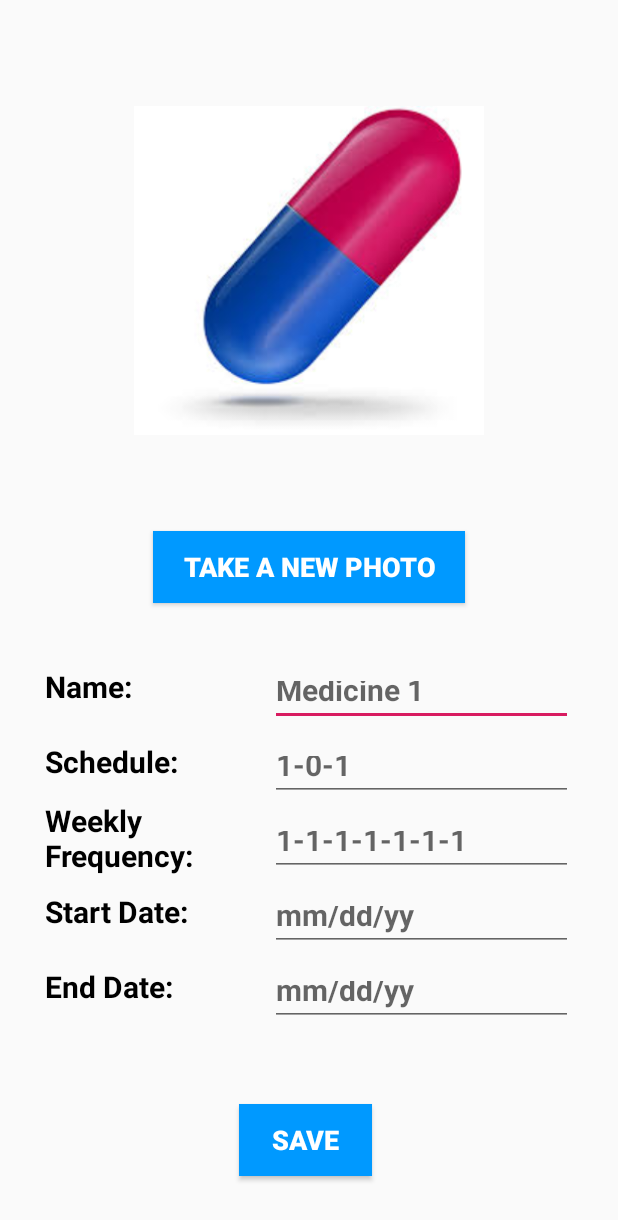
After one commit to JeetThakare/MediTime, an Android app: the medicineDetails screen opened directly, with no data from a screen before it, on a phone screen of 412 x 824 dp. The commit adds this screen. Shown: the top 1220 px of the screen. Run offline under Robolectric (Android 15) with nearby library versions, the phone set to English and light mode, and no system bars.

```diff
--- /dev/null
+++ b/app/src/main/assets/sharefonts.net.txt
@@ -0,0 +1 @@
+Free download fonts at http://sharefonts.net
--- /dev/null
+++ b/app/src/main/java/com/meditime/meditime/DrHome.java
@@ -0,0 +1,23 @@
+package com.meditime.meditime;
+
+import android.support.v7.app.AppCompatActivity;
+import android.os.Bundle;
+import android.widget.ListView;
+
+import com.google.firebase.auth.FirebaseAuth;
+import com.google.firebase.auth.FirebaseUser;
+
+public class DrHome extends AppCompatActivity {
+    private ListView listView;
+    private FirebaseAuth auth;
+    @Override
+    protected void onCreate(Bundle savedInstanceState) {
+        super.onCreate(savedInstanceState);
+        setContentView(R.layout.activity_dr_home);
+        auth = FirebaseAuth.getInstance();
+        FirebaseUser user = auth.getCurrentUser();
+        listView=(ListView)findViewById(R.id.listview);
+
+
+    }
+}
--- a/app/src/main/java/com/meditime/meditime/SplashActivity.java
+++ b/app/src/main/java/com/meditime/meditime/SplashActivity.java
@@ -1,17 +1,19 @@
 package com.meditime.meditime;
 
 import android.content.Intent;
+import android.graphics.Typeface;
 import android.support.v7.app.AppCompatActivity;
 import android.os.Bundle;
 import android.view.View;
 import android.widget.Button;
+import android.widget.TextView;
 import android.widget.Toast;
 
 import com.google.firebase.auth.FirebaseAuth;
 import com.google.firebase.auth.FirebaseUser;
 
 public class SplashActivity extends AppCompatActivity {
-
+    private TextView appName;
     private Button login;
     private Button signUp;
     private FirebaseAuth auth;
@@ -20,6 +22,9 @@ public class SplashActivity extends AppCompatActivity {
     protected void onCreate(Bundle savedInstanceState) {
         super.onCreate(savedInstanceState);
         setContentView(R.layout.activity_splash);
+        appName=(TextView) findViewById(R.id.textView);
+        Typeface type=Typeface.createFromAsset(getAssets(),"ComicSansMS3.ttf");
+        appName.setTypeface(type);
 
         auth = FirebaseAuth.getInstance();
         FirebaseUser user = auth.getCurrentUser();
--- /dev/null
+++ b/app/src/main/java/com/meditime/meditime/medicineDetails.java
@@ -0,0 +1,44 @@
+package com.meditime.meditime;
+
+import android.content.Intent;
+import android.graphics.Bitmap;
+import android.provider.MediaStore;
+import android.support.v7.app.AppCompatActivity;
+import android.os.Bundle;
+import android.view.View;
+import android.widget.Button;
+import android.widget.ImageView;
+
+public class medicineDetails extends AppCompatActivity {
+
+    Button photoBtn;
+    ImageView medicineImage;
+    private static final int REQUEST_IMAGE_CAPTURE = 101;
+
+    @Override
+    protected void onCreate(Bundle savedInstanceState) {
+        super.onCreate(savedInstanceState);
+        setContentView(R.layout.activity_medicine_details);
+        setTitle("Medicine Details");
+        photoBtn = (Button) findViewById(R.id.photoBtn);
+        medicineImage = (ImageView) findViewById(R.id.medicineIV);
+
+        photoBtn.setOnClickListener(new View.OnClickListener() {
+            @Override
+            public void onClick(View v) {
+                Intent intent = new Intent(MediaStore.ACTION_IMAGE_CAPTURE);
+                startActivityForResult(intent, REQUEST_IMAGE_CAPTURE);
+            }
+        });
+    }
+
+    @Override
+    protected void onActivityResult(int requestCode,int resultCode,Intent data){
+        if (requestCode==REQUEST_IMAGE_CAPTURE && resultCode==RESULT_OK){
+            Bundle extras=data.getExtras();
+            Bitmap bitmap= (Bitmap)extras.get("data");
+            medicineImage.setImageBitmap(bitmap);
+        }
+
+    }
+}
--- /dev/null
+++ b/app/src/main/res/layout/activity_dr_home.xml
@@ -0,0 +1,14 @@
+<?xml version="1.0" encoding="utf-8"?>
+<RelativeLayout xmlns:android="http://schemas.android.com/apk/res/android"
+    xmlns:app="http://schemas.android.com/apk/res-auto"
+    xmlns:tools="http://schemas.android.com/tools"
+    android:layout_width="match_parent"
+    android:layout_height="match_parent"
+    tools:context=".DrHome">
+
+
+    <ListView
+        android:id="@+id/listview"
+        android:layout_width="match_parent"
+        android:layout_height="match_parent" />
+</RelativeLayout>
--- /dev/null
+++ b/app/src/main/res/layout/activity_medicine_details.xml
@@ -0,0 +1,211 @@
+<?xml version="1.0" encoding="utf-8"?>
+<RelativeLayout xmlns:android="http://schemas.android.com/apk/res/android"
+    xmlns:app="http://schemas.android.com/apk/res-auto"
+    xmlns:tools="http://schemas.android.com/tools"
+    android:layout_width="match_parent"
+    android:layout_height="match_parent"
+    tools:context=".MedicineDetails">
+
+    <ImageView
+        android:id="@+id/medicineIV"
+        android:layout_width="match_parent"
+        android:layout_height="fill_parent"
+        android:layout_alignParentStart="true"
+        android:layout_alignParentTop="true"
+        android:layout_alignParentEnd="true"
+        android:layout_alignParentBottom="true"
+        android:layout_marginStart="89dp"
+        android:layout_marginTop="26dp"
+        android:layout_marginEnd="89dp"
+        android:layout_marginBottom="489dp"
+        app:srcCompat="@drawable/medicine" />
+
+    <Button
+        android:id="@+id/photoBtn"
+        android:layout_width="200dp"
+        android:layout_height="wrap_content"
+        android:layout_alignParentStart="true"
+        android:layout_alignParentEnd="true"
+        android:layout_alignParentBottom="true"
+        android:layout_marginStart="102dp"
+        android:layout_marginEnd="102dp"
+        android:layout_marginBottom="422dp"
+        android:background="#0099ff"
+        android:text="Take a new photo"
+        android:textColor="#ffffff"
+        android:textSize="18dp"
+        android:textStyle="bold" />
+
+    <TextView
+        android:id="@+id/nameTV"
+        android:layout_width="116dp"
+        android:layout_height="40dp"
+        android:layout_alignParentStart="true"
+        android:layout_alignParentEnd="true"
+        android:layout_alignParentBottom="true"
+        android:layout_marginStart="30dp"
+        android:layout_marginEnd="275dp"
+        android:layout_marginBottom="340dp"
+        android:text="Name:"
+        android:textSize="20dp"
+        android:textColor="#000000"
+        android:textStyle="bold" />
+
+    <EditText
+        android:id="@+id/nameET"
+        android:layout_width="150dp"
+        android:layout_height="40dp"
+        android:layout_alignParentStart="true"
+        android:layout_alignParentEnd="true"
+        android:layout_alignParentBottom="true"
+        android:layout_marginStart="180dp"
+        android:layout_marginEnd="30dp"
+        android:layout_marginBottom="340dp"
+        android:ems="10"
+        android:inputType="textPersonName"
+        android:hint="Medicine 1"
+        android:textSize="20dp"
+        android:textStyle="bold" />
+
+    <TextView
+        android:id="@+id/scheduleTV"
+        android:layout_width="116dp"
+        android:layout_height="40dp"
+        android:layout_alignParentStart="true"
+        android:layout_alignParentEnd="true"
+        android:layout_alignParentBottom="true"
+        android:layout_marginStart="30dp"
+        android:layout_marginEnd="272dp"
+        android:layout_marginBottom="290dp"
+        android:text="Schedule:"
+        android:textColor="#000000"
+        android:textSize="20dp"
+        android:textStyle="bold" />
+
+    <EditText
+        android:id="@+id/scheduleET"
+        android:layout_width="150dp"
+        android:layout_height="40dp"
+        android:layout_alignParentStart="true"
+        android:layout_alignParentEnd="true"
+        android:layout_alignParentBottom="true"
+        android:layout_marginStart="180dp"
+        android:layout_marginEnd="30dp"
+        android:layout_marginBottom="290dp"
+        android:ems="10"
+        android:inputType="textPersonName"
+        android:hint="1-0-1"
+        android:textSize="20dp"
+        android:textStyle="bold" />
+
+    <TextView
+        android:id="@+id/frequencyTV"
+        android:layout_width="wrap_content"
+        android:layout_height="wrap_content"
+        android:layout_alignParentStart="true"
+        android:layout_alignParentEnd="true"
+        android:layout_alignParentBottom="true"
+        android:layout_marginStart="30dp"
+        android:layout_marginEnd="275dp"
+        android:layout_marginBottom="240dp"
+        android:text="Weekly Frequency:"
+        android:textColor="#000000"
+        android:textSize="20dp"
+        android:textStyle="bold" />
+
+    <EditText
+        android:id="@+id/frequencyET"
+        android:layout_width="150dp"
+        android:layout_height="40dp"
+        android:layout_alignParentStart="true"
+        android:layout_alignParentEnd="true"
+        android:layout_alignParentBottom="true"
+        android:layout_marginStart="180dp"
+        android:layout_marginEnd="30dp"
+        android:layout_marginBottom="240dp"
+        android:ems="10"
+        android:inputType="textPersonName"
+        android:hint="1-1-1-1-1-1-1"
+        android:textSize="20dp"
+        android:textStyle="bold" />
+
+    <TextView
+        android:id="@+id/startDateTV"
+        android:layout_width="116dp"
+        android:layout_height="40dp"
+        android:layout_alignParentStart="true"
+        android:layout_alignParentEnd="true"
+        android:layout_alignParentBottom="true"
+        android:layout_marginStart="30dp"
+        android:layout_marginEnd="275dp"
+        android:layout_marginBottom="190dp"
+        android:text="Start Date:"
+        android:textColor="#000000"
+        android:textSize="20dp"
+        android:textStyle="bold" />
+
+    <EditText
+        android:id="@+id/startDateET"
+        android:layout_width="150dp"
+        android:layout_height="40dp"
+        android:layout_alignParentStart="true"
+        android:layout_alignParentEnd="true"
+        android:layout_alignParentBottom="true"
+        android:layout_marginStart="180dp"
+        android:layout_marginEnd="30dp"
+        android:layout_marginBottom="190dp"
+        android:ems="10"
+        android:inputType="textPersonName"
+        android:hint="mm/dd/yy"
+        android:textSize="20dp"
+        android:textStyle="bold" />
+
+    <TextView
+        android:id="@+id/endDateTV"
+        android:layout_width="150dp"
+        android:layout_height="40dp"
+        android:layout_alignParentStart="true"
+        android:layout_alignParentEnd="true"
+        android:layout_alignParentBottom="true"
+        android:layout_marginStart="30dp"
+        android:layout_marginEnd="235dp"
+        android:layout_marginBottom="140dp"
+        android:text="End Date:"
+        android:textColor="#000000"
+        android:textSize="20dp"
+        android:textStyle="bold" />
+
+    <EditText
+        android:id="@+id/endDateET"
+        android:layout_width="150dp"
+        android:layout_height="40dp"
+        android:layout_alignParentStart="true"
+        android:layout_alignParentEnd="true"
+        android:layout_alignParentBottom="true"
+        android:layout_marginStart="180dp"
+        android:layout_marginEnd="30dp"
+        android:layout_marginBottom="140dp"
+        android:ems="10"
+        android:inputType="textPersonName"
+        android:hint="mm/dd/yy"
+        android:textSize="20dp"
+        android:textStyle="bold" />
+
+
+
+    <Button
+        android:id="@+id/saveBtn"
+        android:layout_width="wrap_content"
+        android:layout_height="wrap_content"
+        android:layout_alignParentStart="true"
+        android:layout_alignParentEnd="true"
+        android:layout_alignParentBottom="true"
+        android:layout_marginStart="159dp"
+        android:layout_marginEnd="164dp"
+        android:layout_marginBottom="40dp"
+        android:background="#0099ff"
+        android:text="Save"
+        android:textColor="#ffffff"
+        android:textSize="18dp"
+        android:textStyle="bold" />
+</RelativeLayout>
--- a/build.gradle
+++ b/build.gradle
@@ -7,7 +7,7 @@ buildscript {
 
     }
     dependencies {
-        classpath 'com.android.tools.build:gradle:3.4.0'
+        classpath 'com.android.tools.build:gradle:3.4.1'
         classpath 'com.google.gms:google-services:4.2.0'
 
         // NOTE: Do not place your application dependencies here; they belong
```
Also changed, not shown: app/src/main/AndroidManifest.xml (+15 -1 lines), app/src/main/assets/COMIC.TTF (added), app/src/main/assets/ComicSansMS3.ttf (added), app/src/main/assets/comici.ttf (added), app/src/main/assets/comicz.ttf (added), app/src/main/assets/design.graffiti.comicsansms.ttf (added), app/src/main/assets/design.graffiti.comicsansmsgras.ttf (added), app/src/main/res/drawable/medicine.jpg (added).
